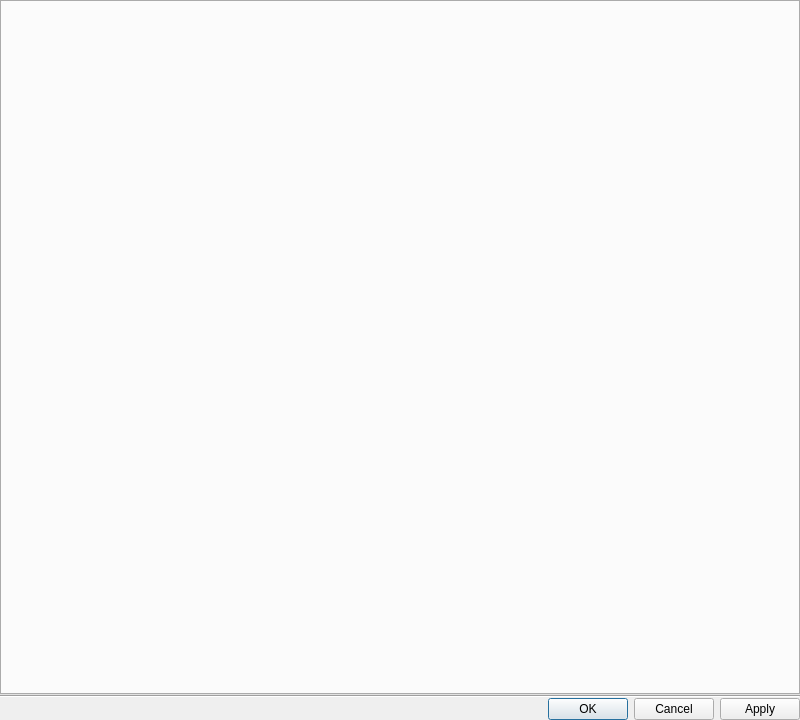
Qt form vms/client/nx_vms_client_desktop/src/ui/dialogs/system_administration_dialog.ui (networkoptix/nx_open) before a commit.
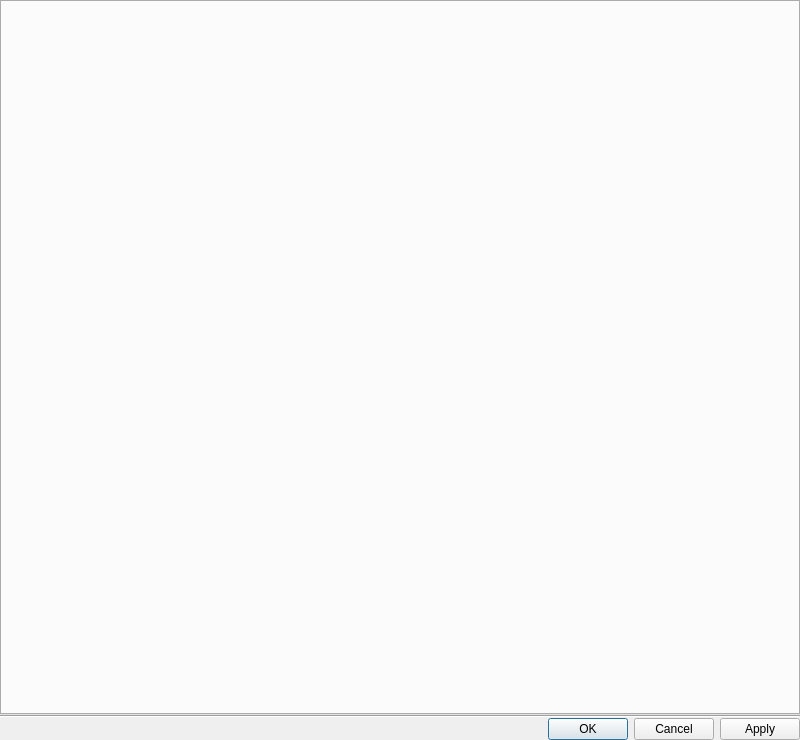
The same form after that commit.

Commit message:
VMS-13604: Another iteration on spacing between System Administration dialog checkboxes
<==== Mercurial data ====>
Branch: vms_4.0_gui

What changed in the file:
```diff
--- a/vms/client/nx_vms_client_desktop/src/ui/dialogs/system_administration_dialog.ui
+++ b/vms/client/nx_vms_client_desktop/src/ui/dialogs/system_administration_dialog.ui
@@ -7,7 +7,7 @@
     <x>0</x>
     <y>0</y>
     <width>800</width>
-    <height>720</height>
+    <height>740</height>
    </rect>
   </property>
   <property name="windowTitle">
```
The commit also changes 2 other files.
